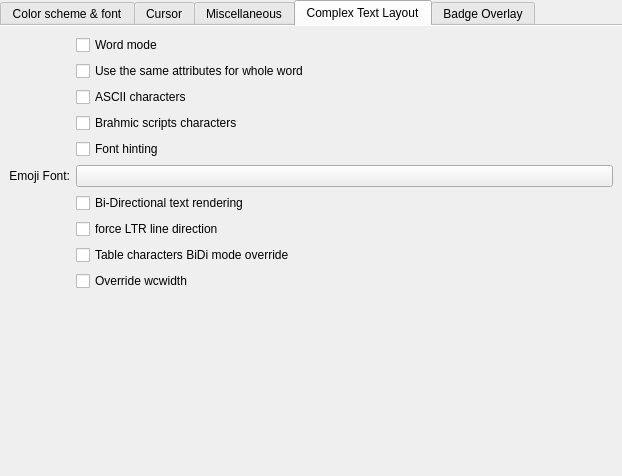
This is src/widgets/EditProfileAppearancePage.ui in KDE/konsole as Qt 5 draws it before an edit. The edited form follows.
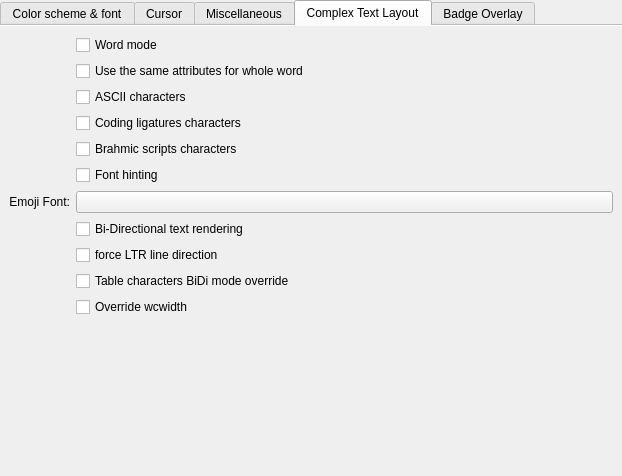
This is the edited form. The open tabs and pages were chosen to show the change. Custom widgets are drawn as their Qt base class.

Commit message:
Add profile option use word mode onlt on characters that commonly appear in coding ligatures
Only strings of the characters `!#$%()*+-./:<=>?[]^_{|}~` will be sent
together to Qt for rendering.

```diff
--- a/src/widgets/EditProfileAppearancePage.ui
+++ b/src/widgets/EditProfileAppearancePage.ui
@@ -924,6 +924,22 @@
         </widget>
        </item>
        <item row="34" column="1">
+        <widget class="QCheckBox" name="wordModeCoding">
+         <property name="sizePolicy">
+          <sizepolicy hsizetype="Preferred" vsizetype="Fixed">
+           <horstretch>0</horstretch>
+           <verstretch>0</verstretch>
+          </sizepolicy>
+         </property>
+         <property name="toolTip">
+          <string>Render words of made of charapters the usually appear in coding ligatures together.</string>
+         </property>
+         <property name="text">
+          <string>Coding ligatures characters</string>
+         </property>
+        </widget>
+       </item>
+       <item row="35" column="1">
         <widget class="QCheckBox" name="wordModeBrahmic">
          <property name="sizePolicy">
           <sizepolicy hsizetype="Preferred" vsizetype="Fixed">
```
The commit also changes 7 other files.
